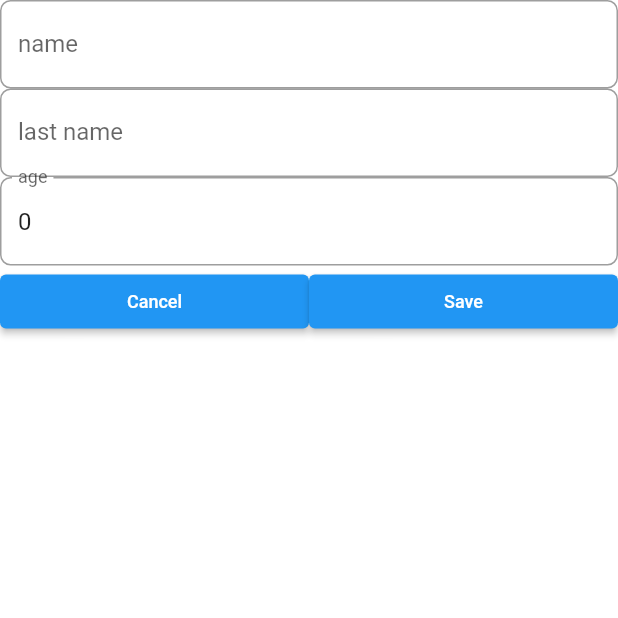
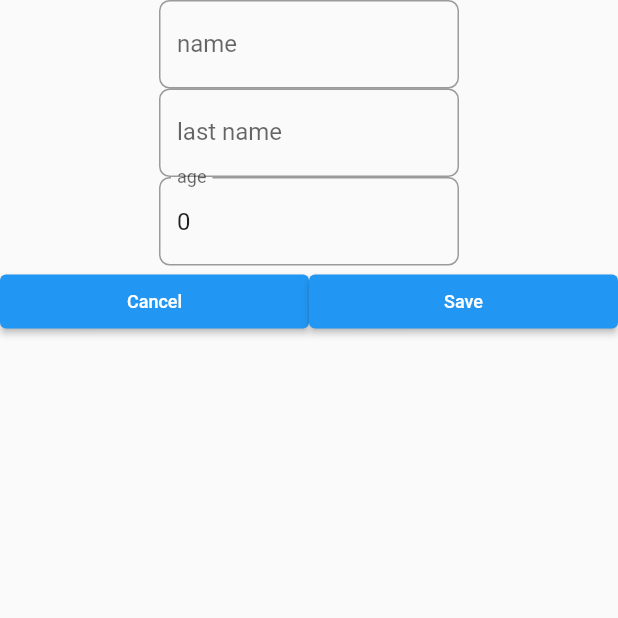
Before and after one commit to Hassan-Ghasemzadeh/TodoAPp, a Flutter app: the screen it shows after launch, after a tap on the "add" icon, on a phone screen of 412 x 824 dp, the top half of it. Run offline on Flutter 3.47's test engine with Material 2 defaults, Android fonts, the phone set to English and light mode, and no system bars; our stand-ins replace bloc, equatable, flutter_bloc, get_it; missing offline and left inert: hemend.

Commit message:
afew file changes

```diff
--- a/lib/main.dart
+++ b/lib/main.dart
@@ -33,7 +33,7 @@ class AppPage extends StatelessWidget {
   Widget build(BuildContext context) {
     return BlocProvider(
       create: (_) => HomeBloc(),
-      child: AppView(),
+      child: const AppView(),
     );
   }
 }
--- a/lib/src/presentation/views/add_page.dart
+++ b/lib/src/presentation/views/add_page.dart
@@ -12,9 +12,11 @@ class AddEditPage extends StatelessWidget {
   final void Function(PersonEntity) onAddEntity;
   @override
   Widget build(BuildContext context) {
-    return AddEditView(
+    return Material(
+      child: AddEditView(
         entity: personEntity ?? PersonEntity(age: 0, last: '', name: ''),
         onAddEntity: onAddEntity,
+      ),
     );
   }
 }
@@ -79,7 +81,9 @@ class _AddEditViewState extends State<AddEditView> {
             //name text field
             ...controllers.entries.map(
               (e) {
-                return TextField(
+                return SizedBox(
+                  width: 200.0,
+                  child: TextField(
                     controller: e.value.controller,
                     keyboardType: e.value.type,
                     decoration: InputDecoration(
@@ -89,6 +93,7 @@ class _AddEditViewState extends State<AddEditView> {
                       border: const OutlineInputBorder(
                         borderSide: BorderSide(color: Colors.white),
                         borderRadius: BorderRadius.all(Radius.circular(7.0)),
+                      ),
                     ),
                   ),
                 );
--- a/lib/src/presentation/views/home_page.dart
+++ b/lib/src/presentation/views/home_page.dart
@@ -27,25 +27,31 @@ class _HomeViewState extends State<HomeView> {
       appBar: AppBar(
         title: const Text(kMaterialAppTitle),
       ),
-      body: Container(child: BlocBuilder<HomeBloc, HomeblocState>(
+      body: Container(
+        child: BlocBuilder<HomeBloc, HomeblocState>(
+          buildWhen: (previous, current) {
+            if (previous != current) {
+              return true;
+            }
+            return false;
+          },
           builder: (context, state) {
-          List<Person>? persons;
             if (state is AllPersonsState) {
-            persons = state.persons;
-          } else if (persons == null) {
-            return Container(child: const CircularProgressIndicator());
-          }
+              final persons = state.persons;
               return ListView.builder(
                 itemCount: persons.length,
                 itemBuilder: (context, index) {
-              final person = persons![index];
+                  final person = persons[index];
                   return GestureDetector(
                     onTap: () {
                       Navigator.of(context).push(
                         MaterialPageRoute(
                           builder: (context) => AddEditPage(
-                        onAddEntity: (entity) =>
-                            {entity.age = person.age, entity.name = person.name, entity.last = person.last},
+                            onAddEntity: (entity) => {
+                              entity.age = person.age,
+                              entity.name = person.name,
+                              entity.last = person.last
+                            },
                           ),
                         ),
                       );
@@ -60,8 +66,12 @@ class _HomeViewState extends State<HomeView> {
                   );
                 },
               );
+            } else {
+              return const CircularProgressIndicator();
+            }
           },
-      )),
+        ),
+      ),
       floatingActionButton: FloatingActionButton(
         onPressed: () {
           Navigator.of(context).push(
```
Lines whose indentation alone changed are shown as unchanged.
